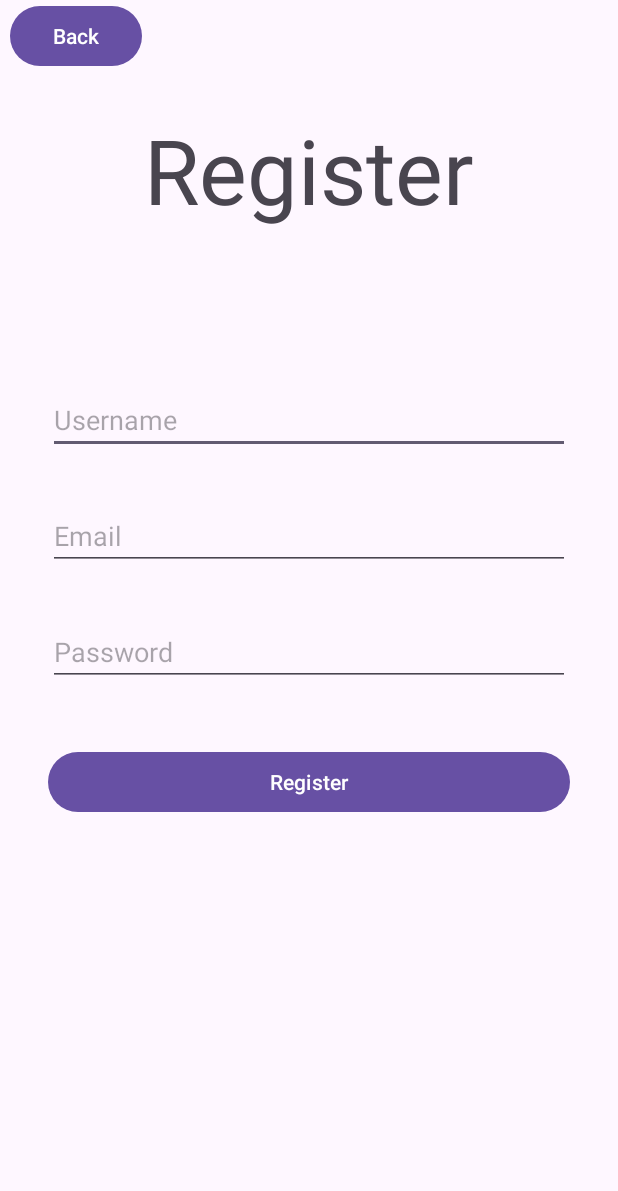
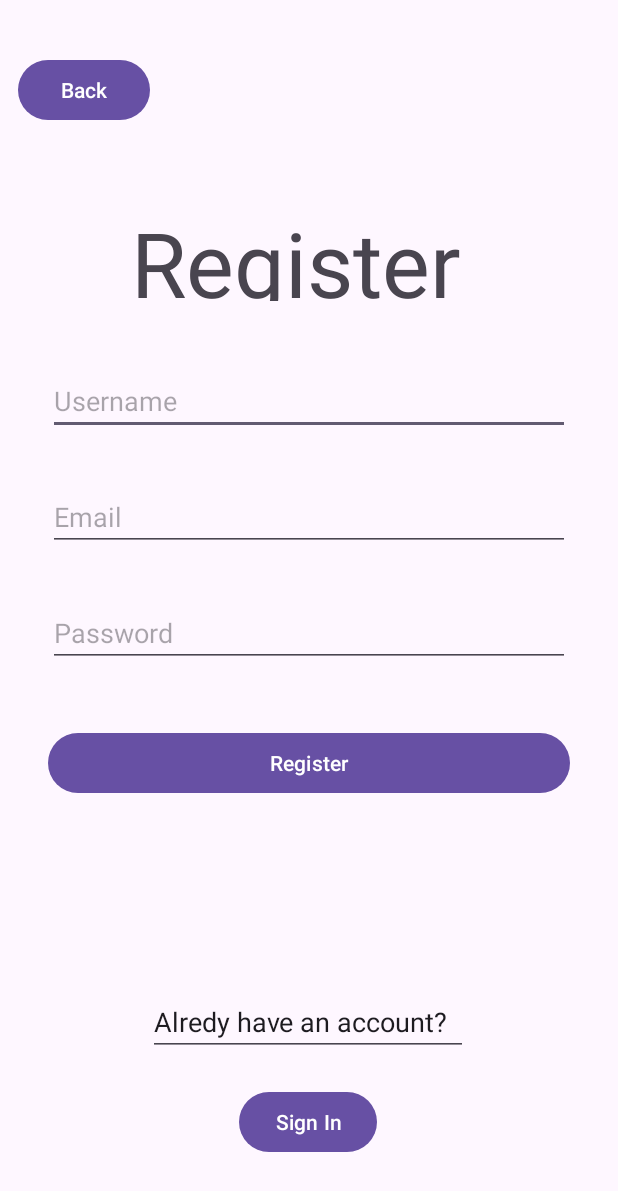
Before and after one commit to Alexouju/WhatUThinkFrontEnd, an Android app: the RegisterActivity screen opened directly, with no data from a screen before it, on a phone screen of 412 x 824 dp. Shown: the top 1191 px of the screen. Run offline under Robolectric (Android 15) with nearby library versions, the phone set to English and light mode, and no system bars; our stand-ins replace Volley; network calls fail.

Commit message:
Fixing another error for feature CI pipeline build

```diff
--- a/app/src/main/res/layout/activity_register.xml
+++ b/app/src/main/res/layout/activity_register.xml
@@ -8,22 +8,22 @@
 
     <TextView
         android:id="@+id/registerTextView"
-        android:layout_width="wrap_content"
-        android:layout_height="wrap_content"
+        android:layout_width="237dp"
+        android:layout_height="66dp"
         android:text="Register"
         android:textSize="60sp"
         app:layout_constraintBottom_toBottomOf="parent"
         app:layout_constraintEnd_toEndOf="parent"
         app:layout_constraintStart_toStartOf="parent"
         app:layout_constraintTop_toTopOf="parent"
-        app:layout_constraintVertical_bias="0.098" />
+        app:layout_constraintVertical_bias="0.178" />
 
     <EditText
         android:id="@+id/usernameEditText"
         android:layout_width="0dp"
         android:layout_height="wrap_content"
         android:layout_marginStart="32dp"
-        android:layout_marginTop="104dp"
+        android:layout_marginTop="44dp"
         android:layout_marginEnd="32dp"
         android:ems="10"
         android:hint="Username"
@@ -80,10 +80,35 @@
         android:id="@+id/backButton"
         android:layout_width="wrap_content"
         android:layout_height="wrap_content"
+        android:layout_marginTop="36dp"
         android:text="Back"
         app:layout_constraintEnd_toEndOf="parent"
-        app:layout_constraintHorizontal_bias="0.021"
+        app:layout_constraintHorizontal_bias="0.037"
         app:layout_constraintStart_toStartOf="parent"
-        tools:layout_editor_absoluteY="16dp" />
+        app:layout_constraintTop_toTopOf="parent" />
+
+    <EditText
+        android:id="@+id/haveAccount"
+        android:layout_width="wrap_content"
+        android:layout_height="wrap_content"
+        android:layout_marginBottom="20dp"
+        android:ems="10"
+        android:inputType="text"
+        android:text="Alredy have an account?"
+        app:layout_constraintBottom_toTopOf="@+id/SignIn"
+        app:layout_constraintEnd_toEndOf="parent"
+        app:layout_constraintHorizontal_bias="0.497"
+        app:layout_constraintStart_toStartOf="parent" />
+
+    <Button
+        android:id="@+id/SignIn"
+        android:layout_width="wrap_content"
+        android:layout_height="wrap_content"
+        android:layout_marginBottom="52dp"
+        android:text="Sign In"
+        app:layout_constraintBottom_toBottomOf="parent"
+        app:layout_constraintEnd_toEndOf="parent"
+        app:layout_constraintHorizontal_bias="0.498"
+        app:layout_constraintStart_toStartOf="parent" />
 
 </androidx.constraintlayout.widget.ConstraintLayout>
```
